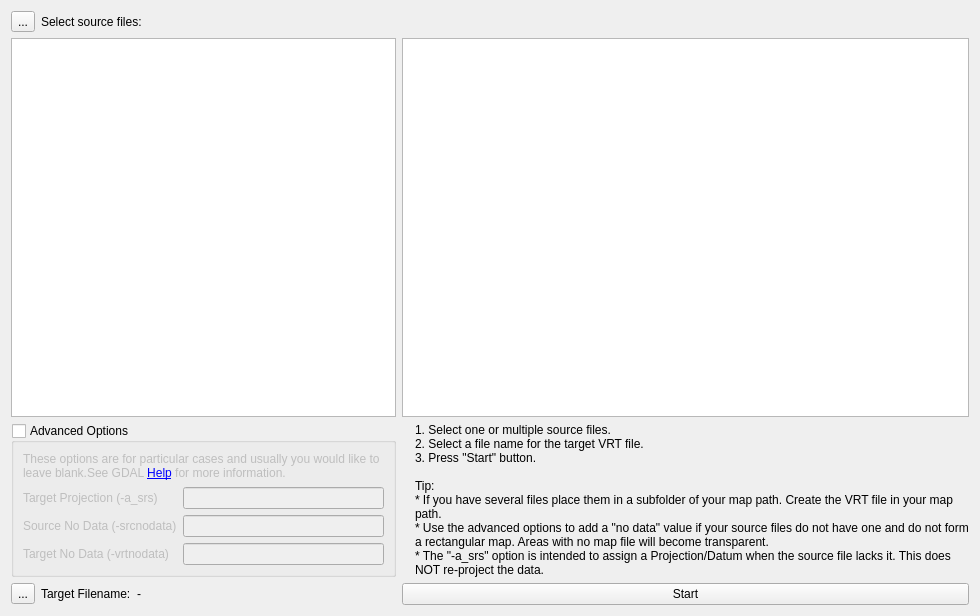
Old version of the form src/tool/IMapVrtBuilder.ui in the repository Maproom/qmapshack.
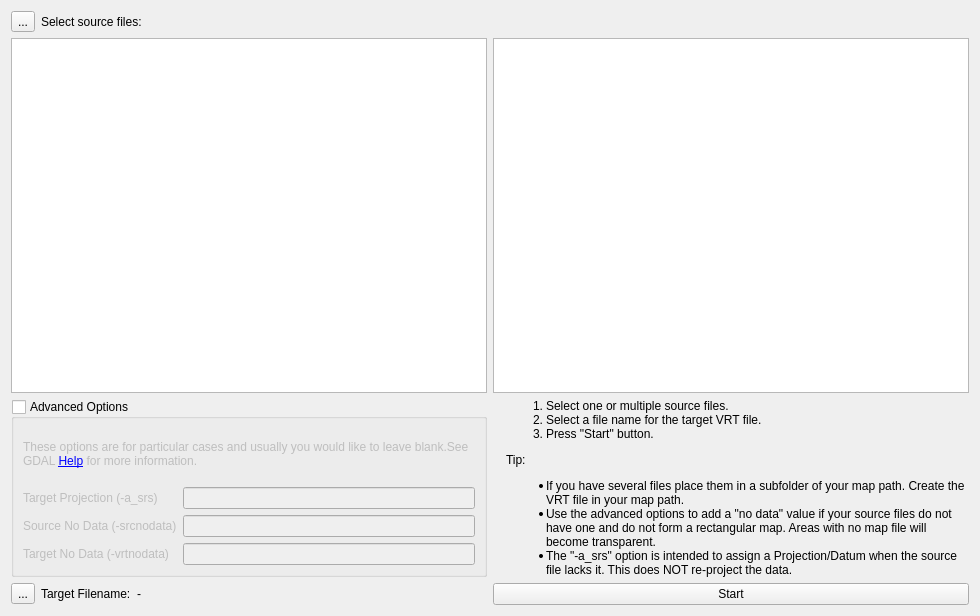
New version of the form. Icons and pictures are not drawn.

Commit message: Fine tune help in VRT Builder and Routino Database Builder

Patch:
```diff
--- a/src/tool/IMapVrtBuilder.ui
+++ b/src/tool/IMapVrtBuilder.ui
@@ -199,14 +199,18 @@
         </sizepolicy>
        </property>
        <property name="text">
-        <string>1. Select one or multiple source files.
-2. Select a file name for the target VRT file.
-3. Press &quot;Start&quot; button.
+        <string>&lt;ol&gt;
+&lt;li&gt;Select one or multiple source files.&lt;/li&gt;
+&lt;li&gt;Select a file name for the target VRT file.&lt;/li&gt;
+&lt;li&gt;Press &quot;Start&quot; button.&lt;/li&gt;
+&lt;/ol&gt;
 
 Tip:
-* If you have several files place them in a subfolder of your map path. Create the VRT file in your map path.
-* Use the advanced options to add a &quot;no data&quot; value if your source files do not have one and do not form a rectangular map. Areas with no map file will become transparent.
-* The &quot;-a_srs&quot; option is intended to assign a Projection/Datum when the source file lacks it. This does NOT re-project the data.</string>
+&lt;ul&gt;
+&lt;li&gt;If you have several files place them in a subfolder of your map path. Create the VRT file in your map path.&lt;/li&gt;
+&lt;li&gt;Use the advanced options to add a &quot;no data&quot; value if your source files do not have one and do not form a rectangular map. Areas with no map file will become transparent.&lt;/li&gt;
+&lt;li&gt;The &quot;-a_srs&quot; option is intended to assign a Projection/Datum when the source file lacks it. This does NOT re-project the data.&lt;/li&gt;
+&lt;/ul&gt;</string>
        </property>
        <property name="alignment">
         <set>Qt::AlignLeading|Qt::AlignLeft|Qt::AlignTop</set>
```
The commit also changes 10 other files.
